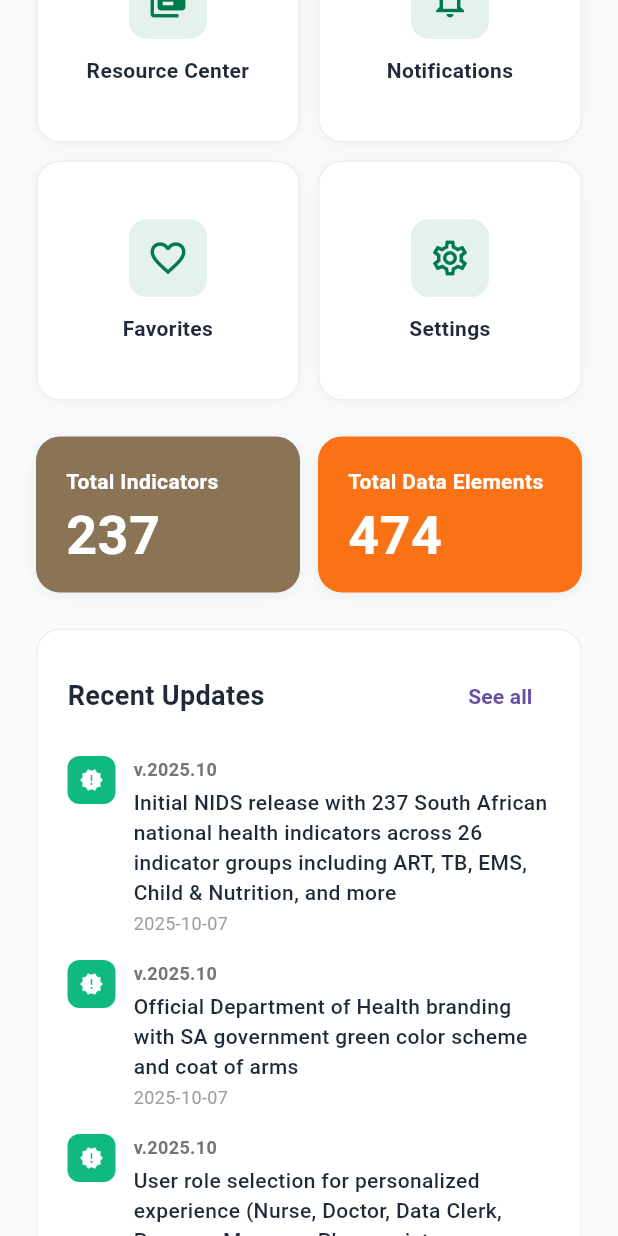
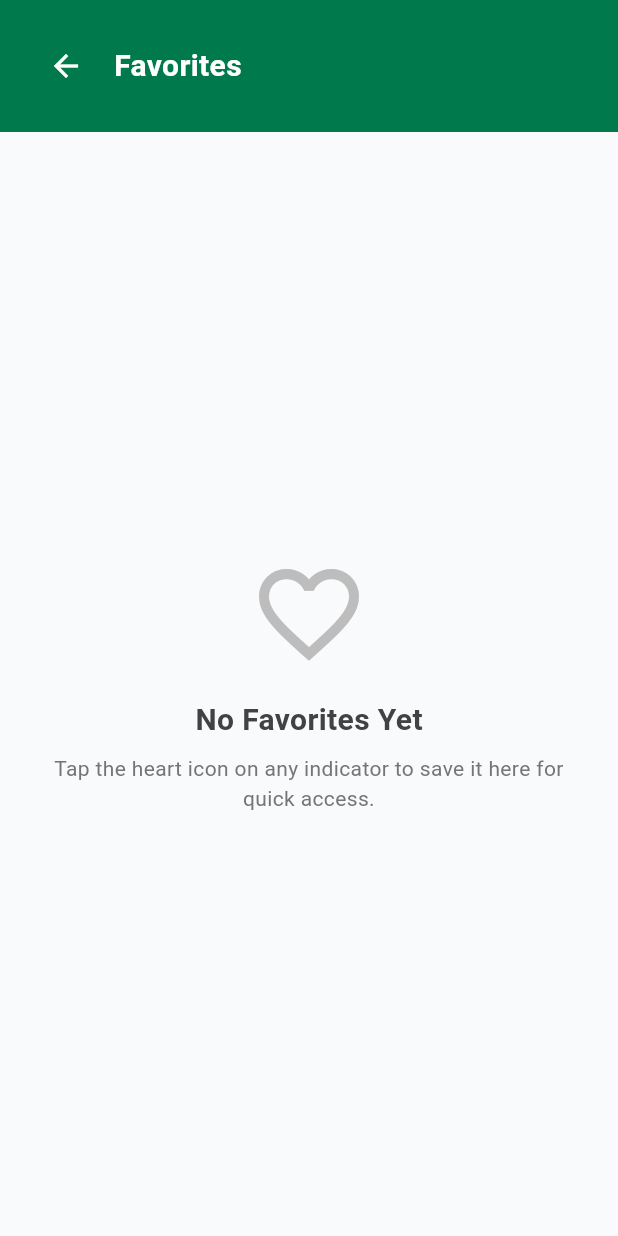
Before and after one commit to seventeen-squares/hiv_mer, a Flutter app: the HomeScreen screen opened by its route, scrolled down 576 dp, after a tap on "Favorites", on a phone screen of 412 x 824 dp. Run offline on Flutter 3.47's test engine with Material 3 defaults, Android fonts, the phone set to English and light mode, and no system bars; our stand-ins replace share_plus, shared_preferences; accounts and stored records are empty; generated files the repository leaves out were written again; Roboto replaces fonts that are missing (SF Pro Display).

Commit message:
made updates to the application

```diff
--- a/lib/src/app.dart
+++ b/lib/src/app.dart
@@ -8,6 +8,7 @@ import 'search/search_screen.dart';
 import 'indicators/indicator_detail_screen.dart';
 import 'indicators/indicators_screen.dart';
 import 'indicators/indicator_groups_screen.dart';
+import 'indicators/favorites_screen.dart';
 import 'onboarding/role_selection_screen.dart';
 import 'sample_feature/sample_item_details_view.dart';
 import 'sample_feature/sample_item_list_view.dart';
@@ -291,6 +292,8 @@ class MyApp extends StatelessWidget {
                     return const IndicatorGroupsScreen();
                   case IndicatorDetailScreen.routeName:
                     return const IndicatorDetailScreen();
+                  case FavoritesScreen.routeName:
+                    return const FavoritesScreen();
                   case SampleItemDetailsView.routeName:
                     return const SampleItemDetailsView();
                   case HomeScreen.routeName:
--- a/lib/src/home/home_screen.dart
+++ b/lib/src/home/home_screen.dart
@@ -141,7 +141,7 @@ class _HomeScreenState extends State<HomeScreen> {
                       icon: Icons.favorite_outline,
                       title: 'Favorites',
                       onTap: () {
-                        // TODO: Navigate to Favorites
+                        Navigator.of(context).pushNamed('/favorites');
                       },
                     ),
                     NavigationCard(
--- /dev/null
+++ b/lib/src/indicators/favorites_screen.dart
@@ -0,0 +1,358 @@
+import 'package:flutter/material.dart';
+import '../models/sa_indicator.dart';
+import '../services/sa_indicator_service.dart';
+import '../services/favorites_service.dart';
+import '../utils/constants.dart';
+import 'indicator_detail_screen.dart';
+
+class FavoritesScreen extends StatefulWidget {
+  static const routeName = '/favorites';
+
+  const FavoritesScreen({super.key});
+
+  @override
+  State<FavoritesScreen> createState() => _FavoritesScreenState();
+}
+
+class _FavoritesScreenState extends State<FavoritesScreen> {
+  final _indicatorService = SAIndicatorService.instance;
+  final _favoritesService = FavoritesService.instance;
+
+  List<SAIndicator> _favoriteIndicators = [];
+  bool _isLoading = true;
+  String? _error;
+
+  @override
+  void initState() {
+    super.initState();
+    _loadFavorites();
+  }
+
+  Future<void> _loadFavorites() async {
+    setState(() {
+      _isLoading = true;
+      _error = null;
+    });
+
+    try {
+      // Ensure indicators are loaded
+      if (!_indicatorService.isLoaded) {
+        await _indicatorService.loadIndicators();
+      }
+
+      // Get favorite IDs
+      final favoriteIds = await _favoritesService.getFavoriteIds();
+
+      // Get indicator objects
+      final favorites = <SAIndicator>[];
+      for (final id in favoriteIds) {
+        final indicator = _indicatorService.getIndicatorById(id);
+        if (indicator != null) {
+          favorites.add(indicator);
+        }
+      }
+
+      setState(() {
+        _favoriteIndicators = favorites;
+        _isLoading = false;
+      });
+    } catch (e) {
+      setState(() {
+        _error = e.toString();
+        _isLoading = false;
+      });
+    }
+  }
+
+  Future<void> _removeFavorite(SAIndicator indicator) async {
+    await _favoritesService.removeFavorite(indicator.indicatorId);
+    await _loadFavorites();
+
+    if (mounted) {
+      ScaffoldMessenger.of(context).showSnackBar(
+        SnackBar(
+          content: Text('${indicator.shortname} removed from favorites'),
+          duration: const Duration(seconds: 2),
+          action: SnackBarAction(
+            label: 'UNDO',
+            onPressed: () async {
+              await _favoritesService.addFavorite(indicator.indicatorId);
+              await _loadFavorites();
+            },
+          ),
+        ),
+      );
+    }
+  }
+
+  Future<void> _clearAllFavorites() async {
+    // Show confirmation dialog
+    final confirmed = await showDialog<bool>(
+      context: context,
+      builder: (context) => AlertDialog(
+        title: const Text('Clear All Favorites'),
+        content: const Text(
+          'Are you sure you want to remove all favorites? This action cannot be undone.',
+        ),
+        actions: [
+          TextButton(
+            onPressed: () => Navigator.of(context).pop(false),
+            child: const Text('CANCEL'),
+          ),
+          TextButton(
+            onPressed: () => Navigator.of(context).pop(true),
+            child: const Text(
+              'CLEAR ALL',
+              style: TextStyle(color: Colors.red),
+            ),
+          ),
+        ],
+      ),
+    );
+
+    if (confirmed == true) {
+      await _favoritesService.clearAllFavorites();
+      await _loadFavorites();
+
+      if (mounted) {
+        ScaffoldMessenger.of(context).showSnackBar(
+          const SnackBar(
+            content: Text('All favorites cleared'),
+            duration: Duration(seconds: 2),
+          ),
+        );
+      }
+    }
+  }
+
+  @override
+  Widget build(BuildContext context) {
+    return Scaffold(
+      backgroundColor: const Color(0xFFF8FAFC),
+      body: SafeArea(
+        child: Column(
+          children: [
+            // Custom App Bar
+            Container(
+              padding: const EdgeInsets.all(20.0),
+              decoration: BoxDecoration(
+                color: saGovernmentGreen,
+              ),
+              child: Row(
+                children: [
+                  IconButton(
+                    onPressed: () => Navigator.of(context).pop(),
+                    icon: const Icon(
+                      Icons.arrow_back,
+                      color: Colors.white,
+                    ),
+                  ),
+                  const SizedBox(width: 8),
+                  const Expanded(
+                    child: Text(
+                      'Favorites',
+                      style: TextStyle(
+                        color: Colors.white,
+                        fontSize: 20,
+                        fontWeight: FontWeight.bold,
+                      ),
+                    ),
+                  ),
+                  if (_favoriteIndicators.isNotEmpty)
+                    IconButton(
+                      onPressed: _clearAllFavorites,
+                      icon: const Icon(
+                        Icons.delete_outline,
+                        color: Colors.white,
+                      ),
+                      tooltip: 'Clear all favorites',
+                    ),
+                ],
+              ),
+            ),
+
+            // Content
+            Expanded(
+              child: _buildContent(),
+            ),
+          ],
+        ),
+      ),
+    );
+  }
+
+  Widget _buildContent() {
+    if (_isLoading) {
+      return const Center(
+        child: CircularProgressIndicator(),
+      );
+    }
+
+    if (_error != null) {
+      return Center(
+        child: Padding(
+          padding: const EdgeInsets.all(24.0),
+          child: Column(
+            mainAxisAlignment: MainAxisAlignment.center,
+            children: [
+              const Icon(
+                Icons.error_outline,
+                size: 64,
+                color: Colors.red,
+              ),
+              const SizedBox(height: 16),
+              Text(
+                'Error loading favorites',
+                style: TextStyle(
+                  fontSize: 18,
+                  fontWeight: FontWeight.bold,
+                  color: Colors.grey[800],
+                ),
+              ),
+              const SizedBox(height: 8),
+              Text(
+                _error!,
+                textAlign: TextAlign.center,
+                style: TextStyle(
+                  fontSize: 14,
+                  color: Colors.grey[600],
+                ),
+              ),
+              const SizedBox(height: 24),
+              ElevatedButton(
+                onPressed: _loadFavorites,
+                child: const Text('RETRY'),
+              ),
+            ],
+          ),
+        ),
+      );
+    }
+
+    if (_favoriteIndicators.isEmpty) {
+      return Center(
+        child: Padding(
+          padding: const EdgeInsets.all(24.0),
+          child: Column(
+            mainAxisAlignment: MainAxisAlignment.center,
+            children: [
+              Icon(
+                Icons.favorite_border,
+                size: 80,
+                color: Colors.grey[400],
+              ),
+              const SizedBox(height: 16),
+              Text(
+                'No Favorites Yet',
+                style: TextStyle(
+                  fontSize: 20,
+                  fontWeight: FontWeight.bold,
+                  color: Colors.grey[800],
+                ),
+              ),
+              const SizedBox(height: 8),
+              Text(
+                'Tap the heart icon on any indicator to save it here for quick access.',
+                textAlign: TextAlign.center,
+                style: TextStyle(
+                  fontSize: 14,
+                  color: Colors.grey[600],
+                ),
+              ),
+            ],
+          ),
+        ),
+      );
+    }
+
+    return RefreshIndicator(
+      onRefresh: _loadFavorites,
+      child: ListView.builder(
+        padding: const EdgeInsets.all(16.0),
+        itemCount: _favoriteIndicators.length,
+        itemBuilder: (context, index) {
+          final indicator = _favoriteIndicators[index];
+          return _buildIndicatorCard(indicator);
+        },
+      ),
+    );
+  }
+
+  Widget _buildIndicatorCard(SAIndicator indicator) {
+    return Card(
+      margin: const EdgeInsets.only(bottom: 12.0),
+      elevation: 2,
+      shape: RoundedRectangleBorder(
+        borderRadius: BorderRadius.circular(8),
+      ),
+      child: InkWell(
+        onTap: () {
+          Navigator.of(context).pushNamed(
+            IndicatorDetailScreen.routeName,
+            arguments: indicator,
+          ).then((_) {
+            // Refresh favorites when returning from detail screen
+            // in case the user unfavorited it there
+            _loadFavorites();
+          });
+        },
+        borderRadius: BorderRadius.circular(8),
+        child: Padding(
+          padding: const EdgeInsets.all(16.0),
+          child: Row(
+            crossAxisAlignment: CrossAxisAlignment.start,
+            children: [
+              // Indicator content
+              Expanded(
+                child: Column(
+                  crossAxisAlignment: CrossAxisAlignment.start,
+                  children: [
+                    // Short name
+                    Text(
+                      indicator.shortname,
+                      style: const TextStyle(
+                        fontSize: 16,
+                        fontWeight: FontWeight.bold,
+                        color: Color(0xFF1E293B),
+                      ),
+                    ),
+                    const SizedBox(height: 4),
+                    // Indicator ID
+                    Text(
+                      indicator.indicatorId,
+                      style: TextStyle(
+                        fontSize: 12,
+                        color: Colors.grey[600],
+                      ),
+                    ),
+                    const SizedBox(height: 8),
+                    // Name (if different from shortname)
+                    if (indicator.name != indicator.shortname)
+                      Text(
+                        indicator.name,
+                        style: TextStyle(
+                          fontSize: 14,
+                          color: Colors.grey[700],
+                        ),
+                        maxLines: 2,
+                        overflow: TextOverflow.ellipsis,
+                      ),
+                  ],
+                ),
+              ),
+              // Remove button
+              IconButton(
+                onPressed: () => _removeFavorite(indicator),
+                icon: const Icon(
+                  Icons.favorite,
+                  color: Colors.red,
+                ),
+                tooltip: 'Remove from favorites',
+              ),
+            ],
+          ),
+        ),
+      ),
+    );
+  }
+}
--- a/lib/src/indicators/indicator_list_by_group_screen.dart
+++ b/lib/src/indicators/indicator_list_by_group_screen.dart
@@ -405,16 +405,16 @@ class _IndicatorListByGroupScreenState
                 children: [
                   _buildStatusBadge(indicator.status),
                   const SizedBox(width: 12),
-                  Expanded(
-                    child: Text(
-                      indicator.indicatorId,
-                      style: TextStyle(
-                        fontSize: 12,
-                        fontWeight: FontWeight.w600,
-                        color: Colors.grey.shade600,
-                      ),
-                    ),
-                  ),
+                  // Expanded(
+                  // child: Text(
+                  //   indicator.indicatorId,
+                  //   style: TextStyle(
+                  //     fontSize: 12,
+                  //     fontWeight: FontWeight.w600,
+                  //     color: Colors.grey.shade600,
+                  //   ),
+                  // ),
+                  // ),
                 ],
               ),
               const SizedBox(height: 12),
--- /dev/null
+++ b/lib/src/services/favorites_service.dart
@@ -0,0 +1,110 @@
+import 'dart:convert';
+import 'package:shared_preferences/shared_preferences.dart';
+import '../utils/constants.dart';
+
+/// Service for managing favorite indicators
+/// Uses SharedPreferences for local storage
+class FavoritesService {
+  // Private constructor for singleton pattern
+  FavoritesService._();
+
+  /// Singleton instance
+  static final FavoritesService instance = FavoritesService._();
+
+  /// Cached SharedPreferences instance
+  SharedPreferences? _prefs;
+
+  /// Get SharedPreferences instance
+  Future<SharedPreferences> get _preferences async {
+    _prefs ??= await SharedPreferences.getInstance();
+    return _prefs!;
+  }
+
+  /// Get list of favorite indicator IDs
+  Future<List<String>> getFavoriteIds() async {
+    final prefs = await _preferences;
+    final jsonString = prefs.getString(StorageKeys.favoriteIndicators);
+
+    if (jsonString == null || jsonString.isEmpty) {
+      return [];
+    }
+
+    try {
+      final List<dynamic> decoded = jsonDecode(jsonString);
+      return decoded.cast<String>();
+    } catch (e) {
+      // If there's an error decoding, return empty list
+      return [];
+    }
+  }
+
+  /// Check if an indicator is favorited
+  Future<bool> isFavorite(String indicatorId) async {
+    final favorites = await getFavoriteIds();
+    return favorites.contains(indicatorId);
+  }
+
+  /// Add an indicator to favorites
+  /// Returns true if successfully added, false if already exists
+  Future<bool> addFavorite(String indicatorId) async {
+    final favorites = await getFavoriteIds();
+
+    // Check if already favorited
+    if (favorites.contains(indicatorId)) {
+      return false;
+    }
+
+    // Add to list
+    favorites.add(indicatorId);
+
+    // Save to preferences
+    final prefs = await _preferences;
+    final jsonString = jsonEncode(favorites);
+    return await prefs.setString(StorageKeys.favoriteIndicators, jsonString);
+  }
+
+  /// Remove an indicator from favorites
+  /// Returns true if successfully removed, false if not in favorites
+  Future<bool> removeFavorite(String indicatorId) async {
+    final favorites = await getFavoriteIds();
+
+    // Check if in favorites
+    if (!favorites.contains(indicatorId)) {
+      return false;
+    }
+
+    // Remove from list
+    favorites.remove(indicatorId);
+
+    // Save to preferences
+    final prefs = await _preferences;
+    final jsonString = jsonEncode(favorites);
+    return await prefs.setString(StorageKeys.favoriteIndicators, jsonString);
+  }
+
+  /// Toggle favorite status for an indicator
+  /// Returns the new favorite status (true if now favorited, false if unfavorited)
+  Future<bool> toggleFavorite(String indicatorId) async {
+    final isFav = await isFavorite(indicatorId);
+
+    if (isFav) {
+      await removeFavorite(indicatorId);
+      return false;
+    } else {
+      await addFavorite(indicatorId);
+      return true;
+    }
+  }
+
+  /// Clear all favorites
+  Future<void> clearAllFavorites() async {
+    final prefs = await _preferences;
+    await prefs.remove(StorageKeys.favoriteIndicators);
+  }
+
+  /// Get count of favorite indicators
+  Future<int> getFavoriteCount() async {
+    final favorites = await getFavoriteIds();
+    return favorites.length;
+  }
+}
--- a/lib/src/utils/constants.dart
+++ b/lib/src/utils/constants.dart
@@ -67,4 +67,5 @@ const String departmentBranding =
 class StorageKeys {
   static const String hasCompletedOnboarding = 'has_completed_onboarding';
   static const String userProfile = 'user_profile';
+  static const String favoriteIndicators = 'favorite_indicators';
 }
--- a/pubspec.yaml
+++ b/pubspec.yaml
@@ -15,6 +15,7 @@ dependencies:
   flutter_localizations:
     sdk: flutter
   shared_preferences: ^2.2.2
+  share_plus: ^10.1.2
 
 dev_dependencies:
   flutter_test:
```
Also changed, not shown: lib/src/indicators/indicator_detail_screen.dart (+145 -19 lines), pubspec.lock, 5 other files.
